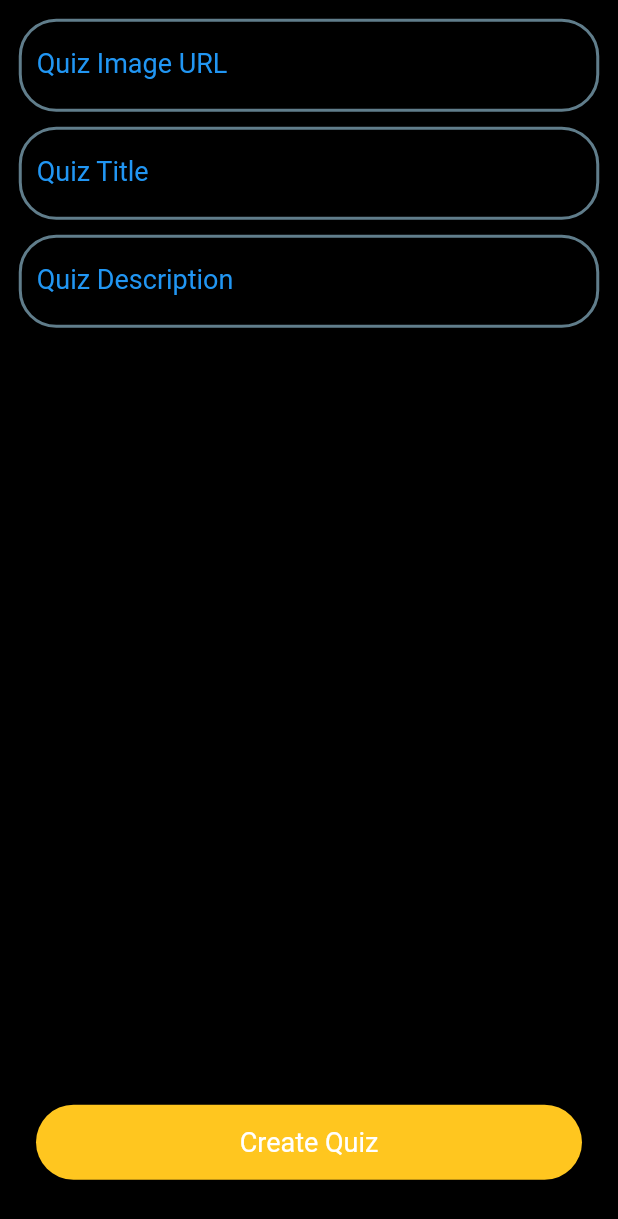
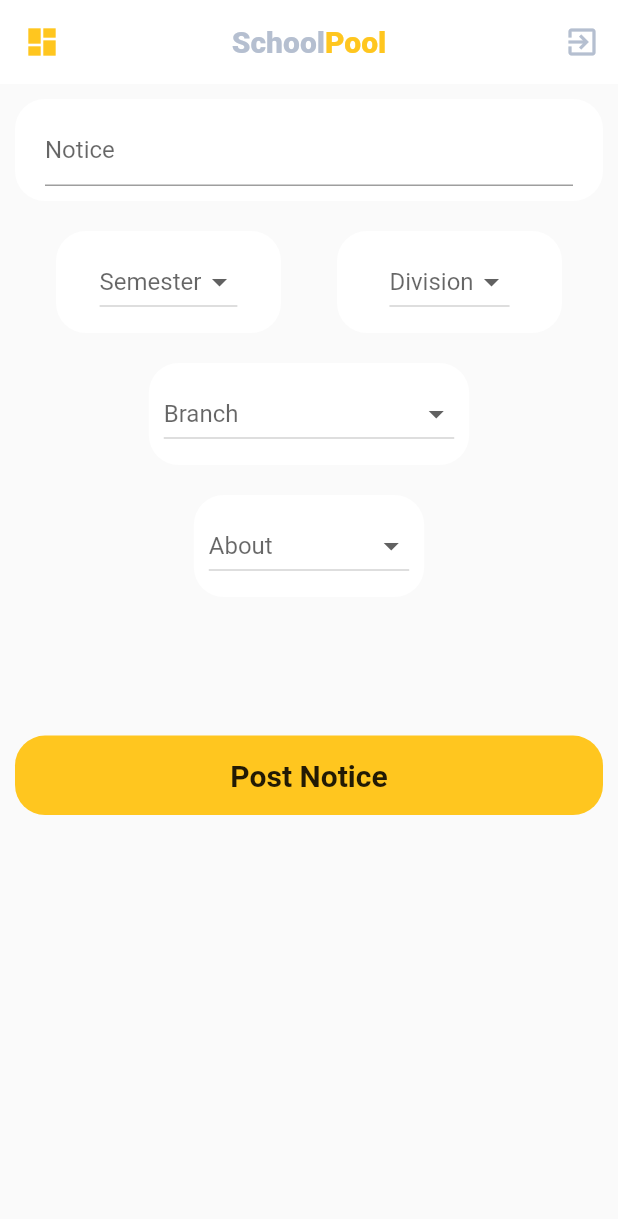
Before and after one commit to rahulpatil8020/classroom_app, a Flutter app: the TeacherMainScreen screen opened directly, after a tap on "Notice", on a phone screen of 412 x 824 dp. Shown: the top 1219 px of the screen. Run offline on Flutter 3.47's test engine with Material 2 defaults, Android fonts, the phone set to English and light mode, and no system bars; our stand-ins replace cloud_firestore, firebase_auth, firebase_core, firebase_database, random_string, shared_preferences; accounts and stored records are empty.

Commit message:
notifications upload done

```diff
--- a/lib/main.dart
+++ b/lib/main.dart
@@ -4,6 +4,7 @@ import 'package:classroom/services/sign_in/signin.dart';
 import 'package:classroom/services/signup/Subject/dynamicForm.dart';
 import 'package:classroom/services/signup/teacherssignup.dart';
 import 'package:classroom/views/main_screen.dart';
+import 'package:firebase_auth/firebase_auth.dart';
 import 'package:flutter/material.dart';
 import 'package:firebase_core/firebase_core.dart';
 
@@ -51,9 +52,9 @@ class _MyAppState extends State<MyApp> {
       ),
       home: (_isLoggedin ?? false)
           ? MainScreen(HelperFunction.uSERLOGGEDINKEY)
-          // : SignIn(),
-      // : TeacherSignUp(widget.td),
-      : MultiForm(td: widget.td,),
+          : SignIn(),
+      //  : TeacherSignUp(widget.td),
+      //: MultiForm(td: widget.td,),
     );
   }
 }
--- a/lib/services/database.dart
+++ b/lib/services/database.dart
@@ -120,6 +120,31 @@ class DatabaseService {
       print(e.toString());
     });
   }
+
+  Future<void> addNoticeDataInBranch(Map noticeData, String noticeId,
+      String branch, String semister, String division) async {
+    await FirebaseFirestore.instance
+        .collection("Branch")
+        .doc(branch)
+        .collection(semister)
+        .doc(division)
+        .collection("Notifications")
+        .doc(noticeId)
+        .set(noticeData)
+        .catchError((e) {
+      print(e.toString());
+    });
+  }
+
+  Future<void> addNoticeData(Map noticeData, String noticeId) async {
+    await FirebaseFirestore.instance
+        .collection("Notifications")
+        .doc(noticeId)
+        .set(noticeData)
+        .catchError((e) {
+      print(e.toString());
+    });
+  }
 }
 
 getStudentData(String email) async {
--- /dev/null
+++ b/lib/views/teacher_main_screen/create_notification.dart
@@ -0,0 +1,276 @@
+import 'package:classroom/widgets/appBar.dart';
+import 'package:classroom/helper/constant.dart';
+import 'package:classroom/services/database.dart';
+import 'package:classroom/views/assignments/create_questions.dart';
+import 'package:firebase_database/firebase_database.dart';
+import 'package:flutter/material.dart';
+import 'package:random_string/random_string.dart';
+
+class CreateNotification extends StatefulWidget {
+  @override
+  _CreateNotificationState createState() => _CreateNotificationState();
+}
+
+class _CreateNotificationState extends State<CreateNotification> {
+  String teacheremail, branch, semister, div, about, noticeId, content;
+  //DateTime pickeddate;
+  final mainReference = FirebaseDatabase.instance.reference().child('Database');
+  DatabaseService databaseService = new DatabaseService();
+
+  Future storeNoticeDetail() async {
+    noticeId = randomAlphaNumeric(20);
+    Map<String, String> noticeMap = {
+      "notificationAbout": about,
+      "notificationId": noticeId,
+      //"dueDate": pickeddate.toString(),
+      "forBranch": branch,
+      "forSem": semister,
+      "forDiv": div,
+      "notificationContent": content
+    };
+    databaseService.addNoticeData(noticeMap, noticeId);
+    databaseService.addNoticeDataInBranch(
+        noticeMap, noticeId, branch, semister, div);
+  }
+
+  // @override
+  // void initState() {
+  //   // TODO: implement initState
+  //   super.initState();
+  //   pickeddate = DateTime.now();
+  // }
+
+  @override
+  Widget build(BuildContext context) {
+    Size size = MediaQuery.of(context).size;
+    return Scaffold(
+        appBar: appBar(context),
+        body: SingleChildScrollView(
+            scrollDirection: Axis.vertical,
+            child: Padding(
+              padding: const EdgeInsets.symmetric(horizontal: 10.0),
+              child: Center(
+                child: Column(
+                  mainAxisAlignment: MainAxisAlignment.center,
+                  children: [
+                    Padding(
+                      padding: const EdgeInsets.symmetric(vertical: 10.0),
+                      child: Container(
+                        decoration: BoxDecoration(
+                            color: Colors.white,
+                            borderRadius: BorderRadius.circular(20)),
+                        padding: const EdgeInsets.symmetric(
+                            horizontal: 20, vertical: 10),
+                        child: TextFormField(
+                          keyboardType: TextInputType.multiline,
+                          minLines: 1,
+                          validator: (val) {
+                            return val.isEmpty ? "Enter Notice" : null;
+                          },
+                          decoration: InputDecoration(
+                            hintText: "Notice",
+                          ),
+                          onChanged: (val) {
+                            content = val;
+                          },
+                        ),
+                      ),
+                    ),
+                    // Padding(
+                    //   padding: const EdgeInsets.symmetric(vertical: 10.0),
+                    //   child: Container(
+                    //     decoration: BoxDecoration(
+                    //         color: Colors.white,
+                    //         borderRadius: BorderRadius.circular(20)),
+                    //     child: ListTile(
+                    //       title: Text(
+                    //           "Due Date : ${pickeddate.day}/${pickeddate.month}/${pickeddate.year}"),
+                    //       trailing: Icon(Icons.keyboard_arrow_down),
+                    //       onTap: _pickDate,
+                    //     ),
+                    //   ),
+                    // ),
+                    Row(
+                      mainAxisAlignment: MainAxisAlignment.spaceEvenly,
+                      children: [
+                        Padding(
+                          padding: const EdgeInsets.symmetric(
+                              vertical: 10.0, horizontal: 10.0),
+                          child: Container(
+                            alignment: Alignment.center,
+                            width: 150,
+                            padding: const EdgeInsets.symmetric(
+                                vertical: 10, horizontal: 10),
+                            decoration: BoxDecoration(
+                                borderRadius: BorderRadius.circular(20),
+                                color: Colors.white),
+                            child: DropdownButton<String>(
+                              items: [
+                                DropdownMenuItem(
+                                    value: "Sem 1", child: Text("Sem 1")),
+                                DropdownMenuItem(
+                                    value: "Sem 2", child: Text("Sem 2")),
+                                DropdownMenuItem(
+                                    value: "Sem 3", child: Text("Sem 3")),
+                                DropdownMenuItem(
+                                    value: "Sem 4", child: Text("Sem 4")),
+                                DropdownMenuItem(
+                                    value: "Sem 5", child: Text("Sem 5")),
+                                DropdownMenuItem(
+                                    value: "Sem 6", child: Text("Sem 6")),
+                                DropdownMenuItem(
+                                    value: "Sem 7", child: Text("Sem 7")),
+                                DropdownMenuItem(
+                                    value: "Sem 8", child: Text("Sem 8"))
+                              ],
+                              onChanged: (val) {
+                                setState(() {});
+                                semister = val;
+                                print(semister);
+                              },
+                              hint: Text("Semester"),
+                              value: semister,
+                            ),
+                          ),
+                        ),
+                        Padding(
+                          padding: const EdgeInsets.symmetric(
+                              vertical: 10.0, horizontal: 10.0),
+                          child: Container(
+                            width: 150,
+                            alignment: Alignment.center,
+                            padding: const EdgeInsets.symmetric(
+                                vertical: 10, horizontal: 10),
+                            decoration: BoxDecoration(
+                                borderRadius: BorderRadius.circular(20),
+                                color: Colors.white),
+                            child: DropdownButton<String>(
+                              items: [
+                                DropdownMenuItem(
+                                    value: "A", child: Text("Div A")),
+                                DropdownMenuItem(
+                                    value: "B", child: Text("Div B")),
+                              ],
+                              onChanged: (val) {
+                                setState(() {});
+                                div = val;
+                                print(div);
+                              },
+                              hint: Text("Division"),
+                              value: div,
+                            ),
+                          ),
+                        ),
+                      ],
+                    ),
+                    Padding(
+                      padding: const EdgeInsets.symmetric(
+                          vertical: 10.0, horizontal: 10),
+                      child: Container(
+                        decoration: BoxDecoration(
+                            borderRadius: BorderRadius.circular(20),
+                            color: Colors.white),
+                        padding: const EdgeInsets.symmetric(
+                            vertical: 10, horizontal: 10),
+                        child: DropdownButton<String>(
+                          items: [
+                            DropdownMenuItem(
+                                value: "Computer Engineering",
+                                child: Text("Computer Engineering")),
+                            DropdownMenuItem(
+                                value: "E&TC", child: Text("E&TC")),
+                            DropdownMenuItem(
+                                value: "Mechanical Engineering",
+                                child: Text("Mechanical Engineering")),
+                            DropdownMenuItem(
+                                value: "Civil Engineering",
+                                child: Text("Civil Engineering")),
+                            DropdownMenuItem(
+                                value: "Chemical Engineering",
+                                child: Text("Chemical Engineering")),
+                          ],
+                          onChanged: (val) {
+                            setState(() {});
+                            branch = val;
+                            print(branch);
+                          },
+                          hint: Text("Branch"),
+                          value: branch,
+                        ),
+                      ),
+                    ),
+                    Padding(
+                      padding: const EdgeInsets.symmetric(
+                          vertical: 10.0, horizontal: 10),
+                      child: Container(
+                        decoration: BoxDecoration(
+                            borderRadius: BorderRadius.circular(20),
+                            color: Colors.white),
+                        padding: const EdgeInsets.symmetric(
+                            vertical: 10, horizontal: 10),
+                        child: DropdownButton<String>(
+                          items: [
+                            DropdownMenuItem(
+                                value: "Placements", child: Text("Placements")),
+                            DropdownMenuItem(
+                                value: "Co-Curricular",
+                                child: Text("Co-Curricular")),
+                            DropdownMenuItem(
+                                value: "Extra-Curricular",
+                                child: Text("Extra-Curricular")),
+                            DropdownMenuItem(
+                                value: "Subject", child: Text("Subject")),
+                            DropdownMenuItem(
+                                value: "Subject", child: Text("Subject")),
+                          ],
+                          onChanged: (val) {
+                            setState(() {});
+                            about = val;
+                            print(about);
+                          },
+                          hint: Text("About"),
+                          value: about,
+                        ),
+                      ),
+                    ),
+                    SizedBox(height: size.height * 0.1),
+                    InkWell(
+                      child: Container(
+                        padding: const EdgeInsets.symmetric(
+                            vertical: 15, horizontal: 40),
+                        alignment: Alignment.center,
+                        child: Text(
+                          "Post Notice",
+                          style: TextStyle(
+                              fontSize: 20, fontWeight: FontWeight.bold),
+                        ),
+                        decoration: BoxDecoration(
+                            color: kPrimaryColor,
+                            borderRadius: BorderRadius.circular(20)),
+                      ),
+                      onTap: () {
+                        storeNoticeDetail();
+                        Navigator.pop(context);
+                      },
+                    )
+                  ],
+                ),
+              ),
+            )));
+  }
+
+  // _pickDate() async {
+  //   DateTime date = await showDatePicker(
+  //       context: context,
+  //       initialDate: pickeddate,
+  //       firstDate: DateTime.now(),
+  //       lastDate: DateTime(DateTime.now().year + 50));
+
+  //   if (date != null) {
+  //     setState(() {
+  //       pickeddate = date;
+  //       print(pickeddate);
+  //     });
+  //   }
+  // }
+}
--- a/lib/views/teacher_main_screen/teacher_main_screen.dart
+++ b/lib/views/teacher_main_screen/teacher_main_screen.dart
@@ -1,4 +1,5 @@
 import 'package:classroom/views/teacher_main_screen/create_assignment.dart';
+import 'package:classroom/views/teacher_main_screen/create_notification.dart';
 import 'package:classroom/views/teacher_main_screen/create_quiz.dart';
 import 'package:classroom/views/teacher_main_screen/take_attendance.dart';
 import 'package:classroom/widgets/appBar.dart';
@@ -27,7 +28,8 @@ class TeacherMainScreen extends StatelessWidget {
               Row(
                 mainAxisAlignment: MainAxisAlignment.spaceEvenly,
                 children: [
-                  homeScreenBox(context, "Notice", CreateQuiz(), 150, 150, 25),
+                  homeScreenBox(
+                      context, "Notice", CreateNotification(), 150, 150, 25),
                   homeScreenBox(
                       context, "Attendence", Attendance(), 150, 150, 25)
                 ],
```
